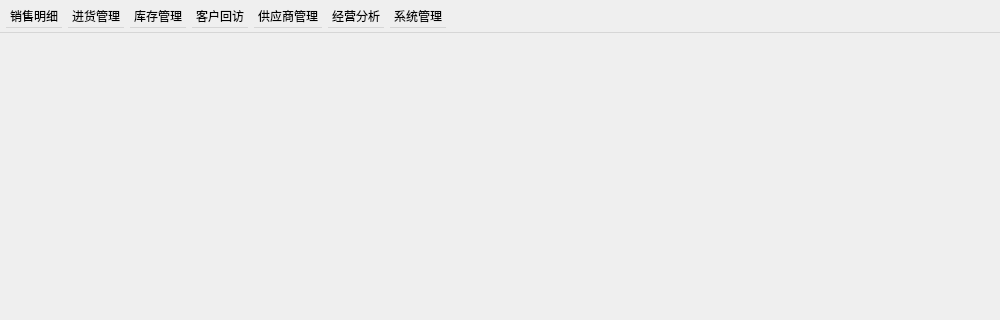
zgj0607/Py-store, file View/main/ui/ui_main_view.ui: the form before one commit; both pictures show x 0 to 1000 and y 0 to 320 of the 1000 by 734 pixel window.
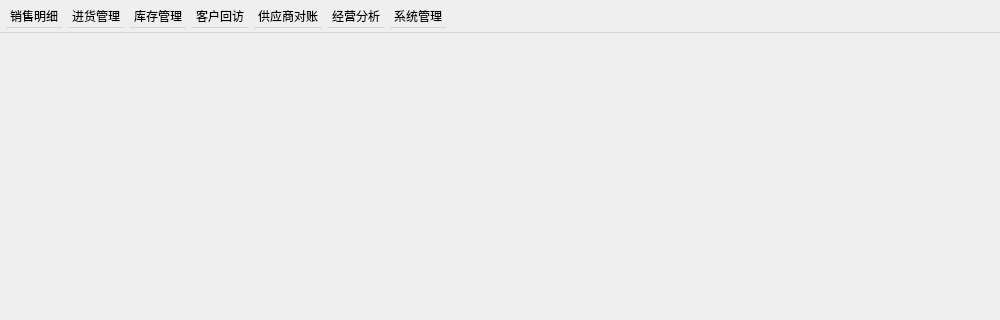
The form after the commit.

```diff
--- a/View/main/ui/ui_main_view.ui
+++ b/View/main/ui/ui_main_view.ui
@@ -108,7 +108,7 @@
    </widget>
    <widget class="QMenu" name="supplier">
     <property name="title">
-     <string>供应商管理</string>
+     <string>供应商对账</string>
     </property>
     <addaction name="supplier_arrears"/>
    </widget>
```
